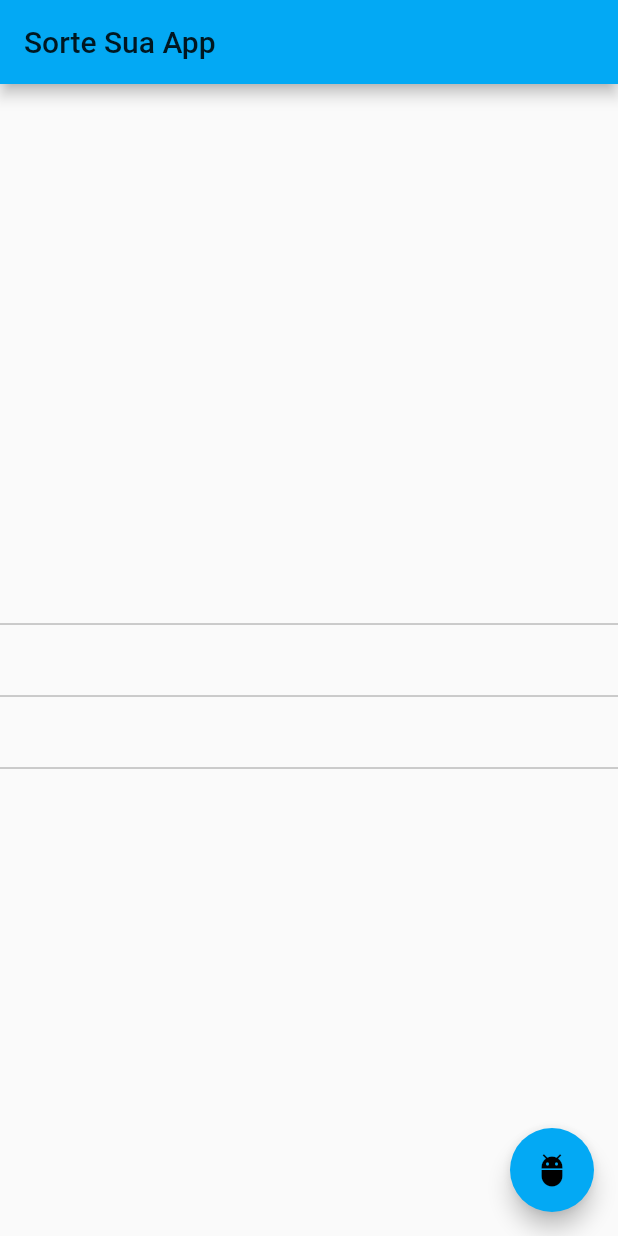
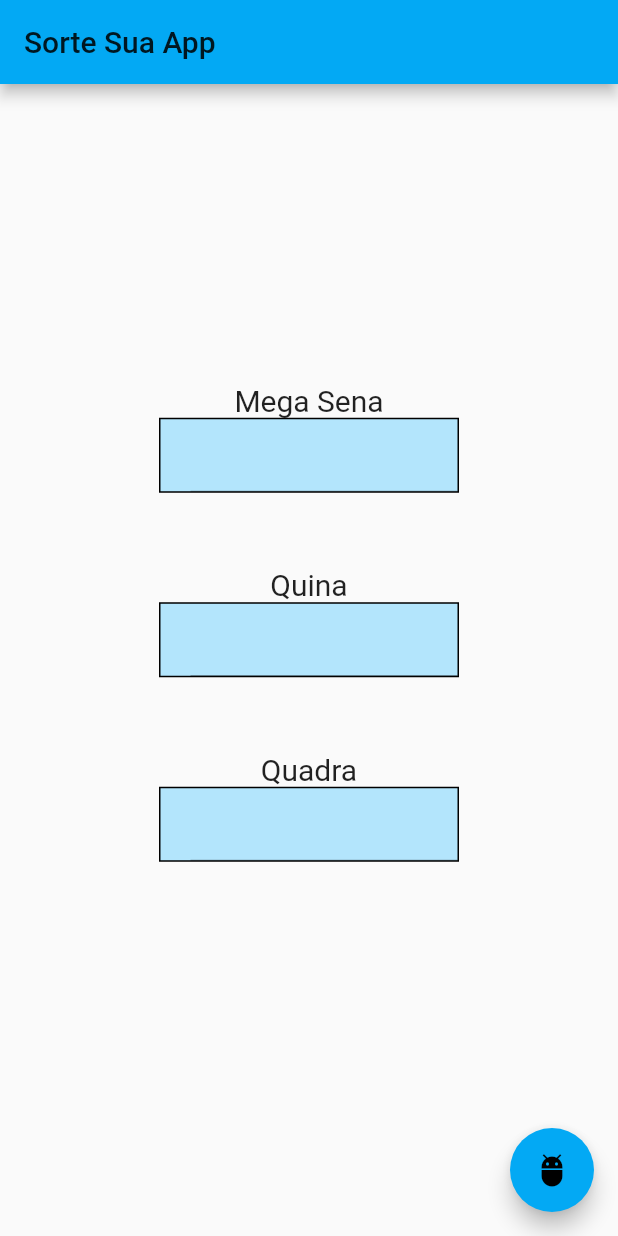
Before and after one commit to RafaelSchneider/sua-sorte-app, a Flutter app: the screen it shows after launch, on a phone screen of 412 x 824 dp. Run offline on Flutter 3.47's test engine with Material 2 defaults, Android fonts, the phone set to English and light mode, and no system bars.

Commit message:
adicionado padding, container e styles

```diff
--- a/lib/main.dart
+++ b/lib/main.dart
@@ -39,7 +39,7 @@ class _MyHomePageState extends State<MyHomePage> {
     });
   }
 
-  List<int> _returnNumbersSorted(int quantityOfNumbers) {
+  static List<int> _returnNumbersSorted(int quantityOfNumbers) {
     List<int> _megaList = new List();
     var rand = new Random();
     for (int numero = 1; numero <= quantityOfNumbers; numero++) {
@@ -50,6 +50,38 @@ class _MyHomePageState extends State<MyHomePage> {
     return _megaList;
   }
 
+  Container _container(TextEditingController textEditing){
+    return Container (
+        height: 50,
+        width: 200,
+        margin: EdgeInsets.fromLTRB(0, 0, 0, 50),
+        decoration: _myDecoration(),
+        padding: EdgeInsets.fromLTRB(20, 0, 0, 0),
+        child: TextField(
+            style: TextStyle(
+              fontSize: 17
+            ),
+            controller: textEditing,
+            enabled: false,
+        ),
+    );
+  }
+  Container _containerWithText(String title){
+    return Container(
+      child: Text(title,
+                  style: TextStyle(
+                    fontSize: 20
+                  )),
+
+    );
+  }
+  BoxDecoration _myDecoration(){
+    return BoxDecoration(
+        color: Colors.lightBlue[100],
+        border: Border.all()
+    );
+  }
+
   @override
   Widget build(BuildContext context) {
     return Scaffold(
@@ -57,19 +89,15 @@ class _MyHomePageState extends State<MyHomePage> {
         title: Text(widget.title),
       ),
       body: Center(
-        child: Column(
+          child:  Column(
           mainAxisAlignment: MainAxisAlignment.center,
           children: <Widget>[
-            TextField(
-              controller: _inputMegaSenaController,
-              enabled: false,
-            ),TextField(
-              controller: _inputQuinaController,
-              enabled: false,
-            ),TextField(
-              controller: _inputQuadraController,
-              enabled: false,
-            ),
+            _containerWithText("Mega Sena"),
+            _container(_inputMegaSenaController),
+            _containerWithText("Quina"),
+            _container(_inputQuinaController),
+            _containerWithText("Quadra"),
+            _container(_inputQuadraController)
           ],
         ),
       ),
```
